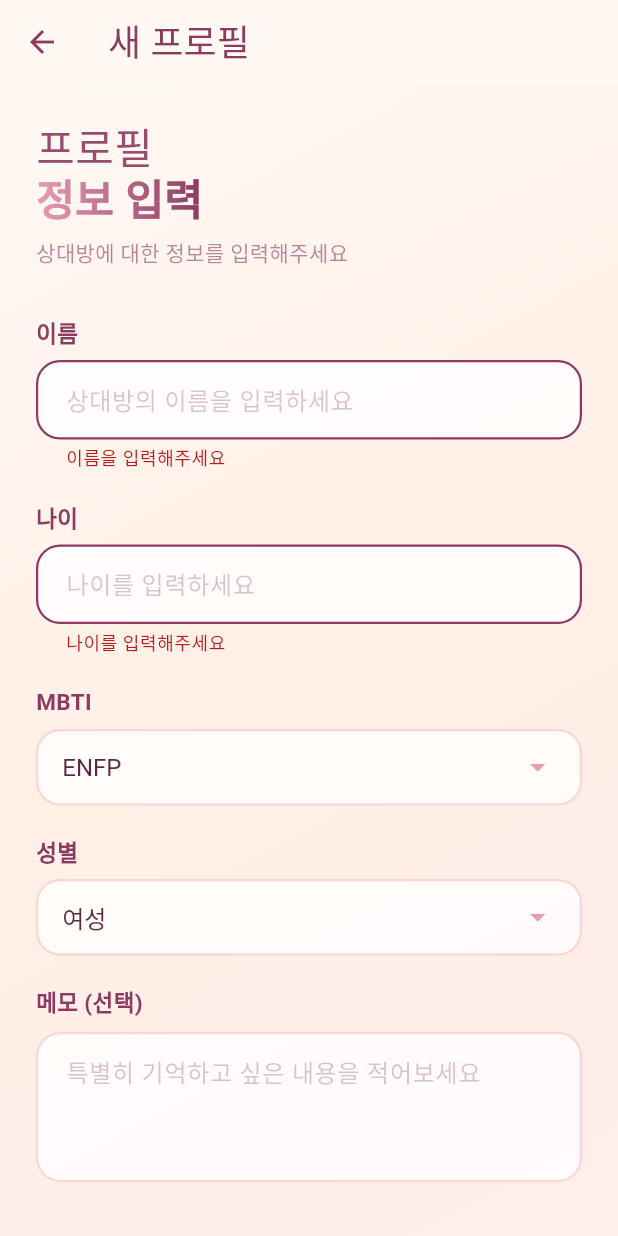
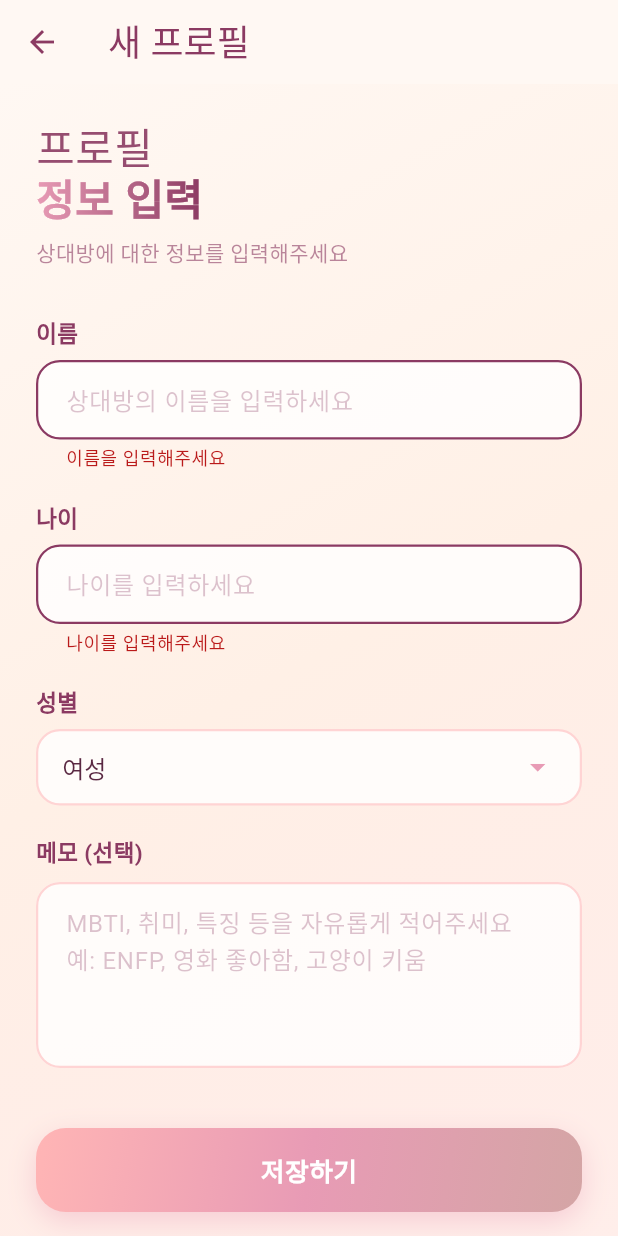
Before and after one commit to Griotold/syrano_app, a Flutter app: the ProfileInputScreen screen opened directly, after a tap on "저장하기", on a phone screen of 412 x 824 dp. Run offline on Flutter 3.47's test engine with Material 3 defaults, Android fonts, the phone set to English and light mode, and no system bars; our stand-ins replace image_picker, shared_preferences; accounts and stored records are empty; network calls fail.

Commit message:
feat: Profile 모델을 백엔드 스키마에 맞춰 수정
- MBTI 필드 제거 (백엔드에 없음, memo에 포함)
- userId, updatedAt 필드 추가
- ProfileInputScreen에서 MBTI 드롭다운 제거
- memo 입력 안내 개선
- 홈 화면 프로필 카드에서 MBTI 표시 제거
- 기존 로컬 데이터 초기화 (모델 변경으로 인한 충돌 방지)

Phase 2-1 완료: 플러터 Profile 모델이 백엔드와 일치

```diff
--- a/lib/models/profile.dart
+++ b/lib/models/profile.dart
@@ -1,88 +1,73 @@
-import 'dart:convert';
-
-/// 사용자 프로필 데이터 모델
+/// 사용자 프로필 데이터 모델 (백엔드 스키마 일치)
 class Profile {
-  final String id;
+  final String id; // 백엔드 UUID
+  final String userId; // 사용자 ID
   final String name;
   final int age;
-  final String mbti;
   final String gender;
-  final String? memo;
+  final String? memo; // MBTI 정보는 여기 포함
   final DateTime createdAt;
+  final DateTime updatedAt;
 
   Profile({
     required this.id,
+    required this.userId,
     required this.name,
     required this.age,
-    required this.mbti,
     required this.gender,
     this.memo,
     required this.createdAt,
+    required this.updatedAt,
   });
 
-  /// JSON 직렬화
+  /// JSON 역직렬화 (백엔드 스키마)
+  factory Profile.fromJson(Map<String, dynamic> json) {
+    return Profile(
+      id: json['id'] as String,
+      userId: json['user_id'] as String,
+      name: json['name'] as String,
+      age: json['age'] as int,
+      gender: json['gender'] as String,
+      memo: json['memo'] as String?,
+      createdAt: DateTime.parse(json['created_at'] as String),
+      updatedAt: DateTime.parse(json['updated_at'] as String),
+    );
+  }
+
+  /// JSON 직렬화 (백엔드 스키마)
   Map<String, dynamic> toJson() {
     return {
       'id': id,
+      'user_id': userId,
       'name': name,
       'age': age,
-      'mbti': mbti,
       'gender': gender,
       'memo': memo,
-      'createdAt': createdAt.toIso8601String(),
+      'created_at': createdAt.toIso8601String(),
+      'updated_at': updatedAt.toIso8601String(),
     };
-  }
-
-  /// JSON 역직렬화
-  factory Profile.fromJson(Map<String, dynamic> json) {
-    return Profile(
-      id: json['id'] as String,
-      name: json['name'] as String,
-      age: json['age'] as int,
-      mbti: json['mbti'] as String,
-      gender: json['gender'] as String,
-      memo: json['memo'] as String?,
-      createdAt: DateTime.parse(json['createdAt'] as String),
-    );
-  }
-
-  /// 새 프로필 생성 (ID와 생성일시 자동 생성)
-  factory Profile.create({
-    required String name,
-    required int age,
-    required String mbti,
-    required String gender,
-    String? memo,
-  }) {
-    return Profile(
-      id: DateTime.now().millisecondsSinceEpoch.toString(),
-      name: name,
-      age: age,
-      mbti: mbti,
-      gender: gender,
-      memo: memo,
-      createdAt: DateTime.now(),
-    );
   }
 
   /// 프로필 복사 (일부 값 변경)
   Profile copyWith({
     String? id,
+    String? userId,
     String? name,
     int? age,
-    String? mbti,
     String? gender,
     String? memo,
     DateTime? createdAt,
+    DateTime? updatedAt,
   }) {
     return Profile(
       id: id ?? this.id,
+      userId: userId ?? this.userId,
       name: name ?? this.name,
       age: age ?? this.age,
-      mbti: mbti ?? this.mbti,
       gender: gender ?? this.gender,
       memo: memo ?? this.memo,
       createdAt: createdAt ?? this.createdAt,
+      updatedAt: updatedAt ?? this.updatedAt,
     );
   }
 }
--- a/lib/screens/home_screen.dart
+++ b/lib/screens/home_screen.dart
@@ -34,6 +34,10 @@ class _HomeScreenState extends State<HomeScreen> {
 
   Future<void> _initUser() async {
     final prefs = await SharedPreferences.getInstance();
+
+    // ✅ 이 한 줄만 추가!
+    await prefs.remove('profiles');
+
     final savedUserId = prefs.getString('user_id');
     final savedPremium = prefs.getBool('is_premium') ?? false;
 
@@ -443,7 +447,7 @@ class _HomeScreenState extends State<HomeScreen> {
                       ),
                       const SizedBox(height: 4),
                       Text(
-                        '${profile.age}세 • ${profile.mbti} • ${profile.gender}',
+                        '${profile.age}세 • ${profile.gender}',
                         style: TextStyle(
                           fontSize: 14,
                           color: const Color(0xFF8B3A62).withOpacity(0.6),
--- a/lib/screens/profile_input_screen.dart
+++ b/lib/screens/profile_input_screen.dart
@@ -17,15 +17,7 @@ class _ProfileInputScreenState extends State<ProfileInputScreen> {
   final _ageController = TextEditingController();
   final _memoController = TextEditingController();
 
-  String _selectedMbti = 'ENFP';
   String _selectedGender = '여성';
-
-  final List<String> _mbtiList = [
-    'ENFP', 'ENFJ', 'ENTP', 'ENTJ',
-    'ESFP', 'ESFJ', 'ESTP', 'ESTJ',
-    'INFP', 'INFJ', 'INTP', 'INTJ',
-    'ISFP', 'ISFJ', 'ISTP', 'ISTJ',
-  ];
 
   final List<String> _genderList = ['남성', '여성', '기타'];
 
@@ -42,17 +34,23 @@ class _ProfileInputScreenState extends State<ProfileInputScreen> {
       return;
     }
 
-    final profile = Profile.create(
+    // Profile.create() 제거되었으므로 수동 생성
+    // userId는 임시로 빈 문자열 (다음 작업에서 API 연동하면서 수정 예정)
+    final profile = Profile(
+      id: DateTime.now().millisecondsSinceEpoch.toString(),
+      userId: '', // 임시 빈 문자열 (다음 작업에서 API 연동하면서 수정 예정)
       name: _nameController.text.trim(),
       age: int.parse(_ageController.text.trim()),
-      mbti: _selectedMbti,
       gender: _selectedGender,
       memo: _memoController.text.trim().isEmpty
           ? null
           : _memoController.text.trim(),
+      createdAt: DateTime.now(),
+      updatedAt: DateTime.now(),
     );
 
     try {
+      // 로컬 저장 (다음 작업에서 API로 변경 예정)
       await _storageService.saveProfile(profile);
       if (!mounted) return;
       Navigator.pop(context, true);
@@ -138,17 +136,6 @@ class _ProfileInputScreenState extends State<ProfileInputScreen> {
                 ),
                 const SizedBox(height: 20),
                 _buildDropdown(
-                  label: 'MBTI',
-                  value: _selectedMbti,
-                  items: _mbtiList,
-                  onChanged: (value) {
-                    setState(() {
-                      _selectedMbti = value!;
-                    });
-                  },
-                ),
-                const SizedBox(height: 20),
-                _buildDropdown(
                   label: '성별',
                   value: _selectedGender,
                   items: _genderList,
@@ -162,8 +149,8 @@ class _ProfileInputScreenState extends State<ProfileInputScreen> {
                 _buildTextField(
                   controller: _memoController,
                   label: '메모 (선택)',
-                  hint: '특별히 기억하고 싶은 내용을 적어보세요',
-                  maxLines: 3,
+                  hint: 'MBTI, 취미, 특징 등을 자유롭게 적어주세요\n예: ENFP, 영화 좋아함, 고양이 키움',
+                  maxLines: 4,
                 ),
                 const SizedBox(height: 40),
                 _buildSaveButton(),
```
Also changed, not shown: 2 other files.
